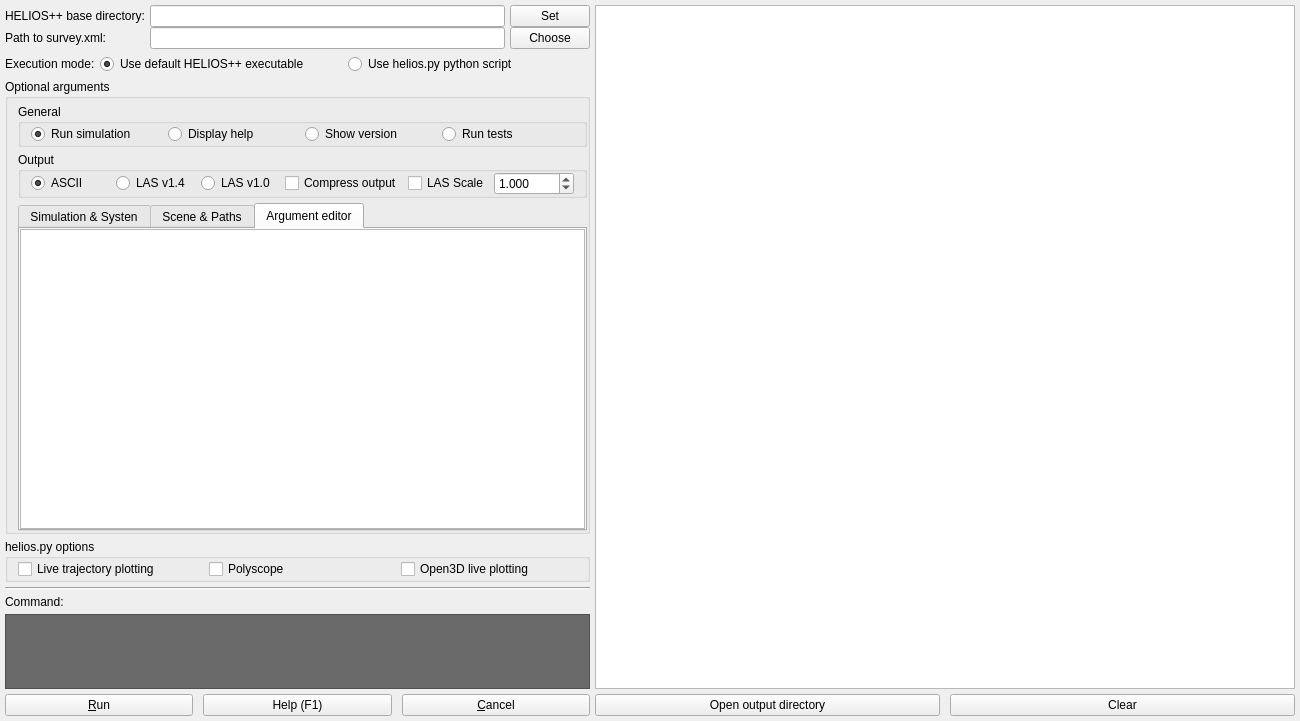
The window that ui/launcher.ui (dg-505/helios-launcher) describes before a commit, drawn with Qt 5.
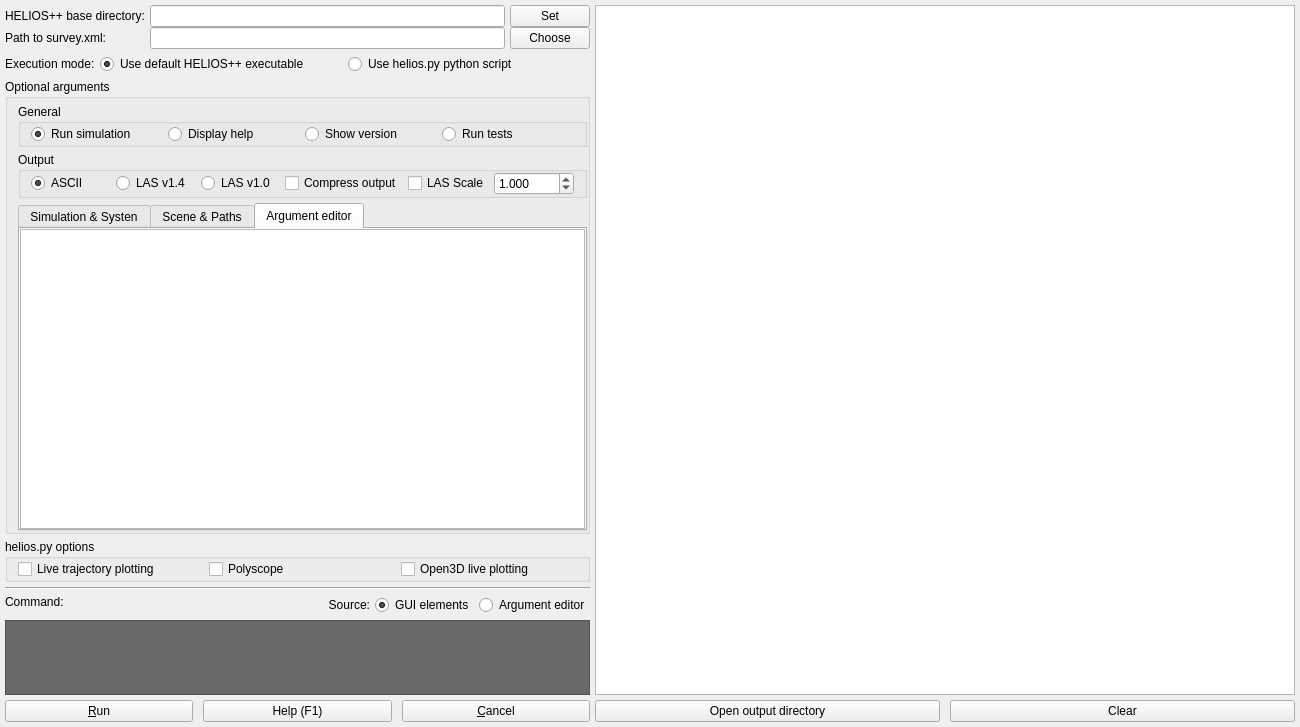
The same window after the commit. Icons and pictures are not drawn.

Commit message: Enable GUI elements to assemble command line

Patch:
```diff
--- a/ui/launcher.ui
+++ b/ui/launcher.ui
@@ -1588,6 +1588,8 @@
            <number>0</number>
           </property>
           <item>
+           <layout class="QHBoxLayout" name="cmdLayout">
+            <item>
            <widget class="QLabel" name="cmdLabel">
             <property name="text">
              <string>Command:</string>
@@ -1596,6 +1598,53 @@
              <set>Qt::AlignLeading|Qt::AlignLeft|Qt::AlignTop</set>
             </property>
            </widget>
+            </item>
+            <item>
+             <widget class="QLabel" name="cmdSourceLabel">
+              <property name="sizePolicy">
+               <sizepolicy hsizetype="Fixed" vsizetype="Preferred">
+                <horstretch>0</horstretch>
+                <verstretch>0</verstretch>
+               </sizepolicy>
+              </property>
+              <property name="text">
+               <string>Source:</string>
+              </property>
+              <property name="alignment">
+               <set>Qt::AlignRight|Qt::AlignTrailing|Qt::AlignVCenter</set>
+              </property>
+             </widget>
+            </item>
+            <item>
+             <widget class="QRadioButton" name="sourceGuiButton">
+              <property name="sizePolicy">
+               <sizepolicy hsizetype="Fixed" vsizetype="Fixed">
+                <horstretch>0</horstretch>
+                <verstretch>0</verstretch>
+               </sizepolicy>
+              </property>
+              <property name="text">
+               <string>GUI elements</string>
+              </property>
+              <property name="checked">
+               <bool>true</bool>
+              </property>
+             </widget>
+            </item>
+            <item>
+             <widget class="QRadioButton" name="sourceArgEditorButton">
+              <property name="sizePolicy">
+               <sizepolicy hsizetype="Fixed" vsizetype="Fixed">
+                <horstretch>0</horstretch>
+                <verstretch>0</verstretch>
+               </sizepolicy>
+              </property>
+              <property name="text">
+               <string>Argument editor</string>
+              </property>
+             </widget>
+            </item>
+           </layout>
           </item>
           <item>
            <widget class="QTextBrowser" name="cmdBrowser">
```
Lines whose indentation alone changed are shown as unchanged. The commit also changes 3 other files.
